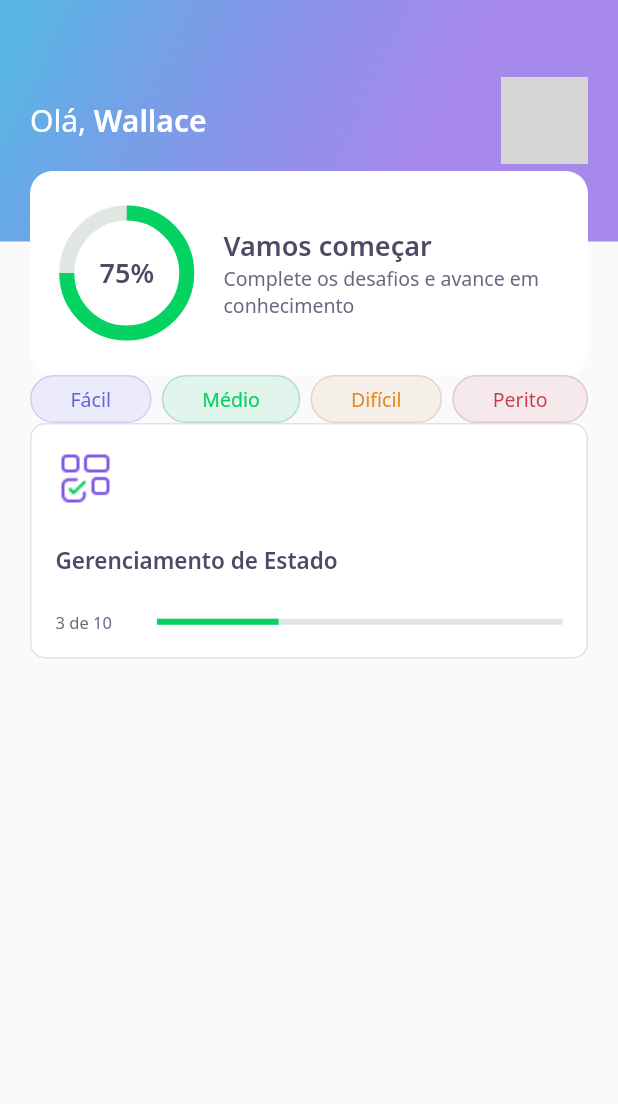
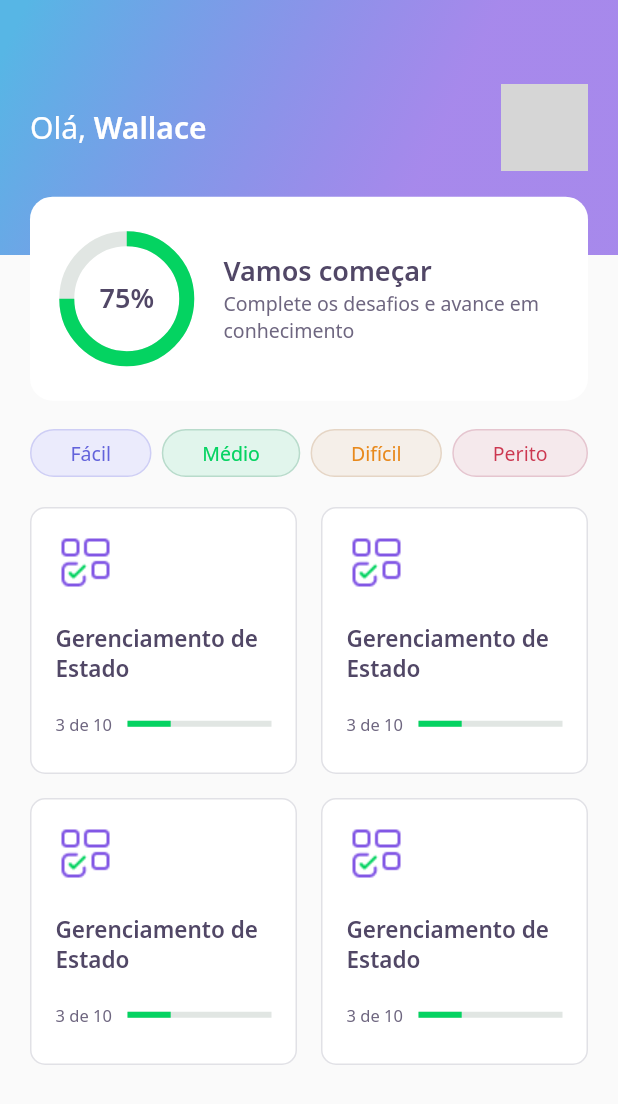
Before and after one commit to wallacewolv/dev_quiz, a Flutter app: the HomePage screen opened directly, on a phone screen of 412 x 824 dp. Shown: the top 1104 px of the screen. Run offline on Flutter 3.47's test engine with Material 2 defaults, Android fonts, the phone set to English and light mode, and no system bars; our stand-ins replace google_fonts; network calls fail; grey boxes are pictures that could not be loaded.

```diff
--- a/lib/home/home_page.dart
+++ b/lib/home/home_page.dart
@@ -19,6 +19,9 @@ class _HomePageState extends State<HomePage> {
         padding: const EdgeInsets.symmetric(horizontal: 20),
         child: Column(
           children: [
+            SizedBox(
+              height: 36,
+            ),
             Row(
               mainAxisAlignment: MainAxisAlignment.spaceBetween,
               children: [
@@ -36,7 +39,22 @@ class _HomePageState extends State<HomePage> {
                 ),
               ],
             ),
-            QuizCardWidget(),
+            SizedBox(
+              height: 20,
+            ),
+            Expanded(
+              child: GridView.count(
+                crossAxisSpacing: 16,
+                mainAxisSpacing: 16,
+                crossAxisCount: 2,
+                children: [
+                  QuizCardWidget(),
+                  QuizCardWidget(),
+                  QuizCardWidget(),
+                  QuizCardWidget(),
+                ],
+              ),
+            ),
           ],
         ),
       ),
--- a/lib/home/widgets/appbar/app_bar_widget.dart
+++ b/lib/home/widgets/appbar/app_bar_widget.dart
@@ -12,7 +12,7 @@ class AppBarWidget extends PreferredSize {
             child: Stack(
               children: [
                 Container(
-                  height: 161,
+                  height: 170,
                   padding: const EdgeInsets.symmetric(horizontal: 20),
                   width: double.maxFinite,
                   decoration: BoxDecoration(gradient: AppGradients.linear),
@@ -46,7 +46,7 @@ class AppBarWidget extends PreferredSize {
                   ),
                 ),
                 Align(
-                  alignment: Alignment(0.0, 1.0),
+                  alignment: Alignment(0.0, 1.3),
                   child: ScoreCardWidget(),
                 ),
               ],
--- a/lib/home/widgets/quiz_card/quiz_card_widget.dart
+++ b/lib/home/widgets/quiz_card/quiz_card_widget.dart
@@ -24,14 +24,14 @@ class QuizCardWidget extends StatelessWidget {
             child: Image.asset(AppImages.blocks),
           ),
           SizedBox(
-            height: 24,
+            height: 20,
           ),
           Text(
             "Gerenciamento de Estado",
             style: AppTextStyles.heading15,
           ),
           SizedBox(
-            height: 24,
+            height: 20,
           ),
           Row(
             children: [
@@ -43,7 +43,7 @@ class QuizCardWidget extends StatelessWidget {
                 ),
               ),
               Expanded(
-                flex: 4,
+                flex: 2,
                 child: LinearProgressIndicator(
                   value: 0.3,
                   backgroundColor: AppColors.chartSecondary,
```
Also changed, not shown: lib/challenge/challenge_page.dart (added, +17 -0 lines), lib/core/app_widget.dart (+5 -3 lines).
